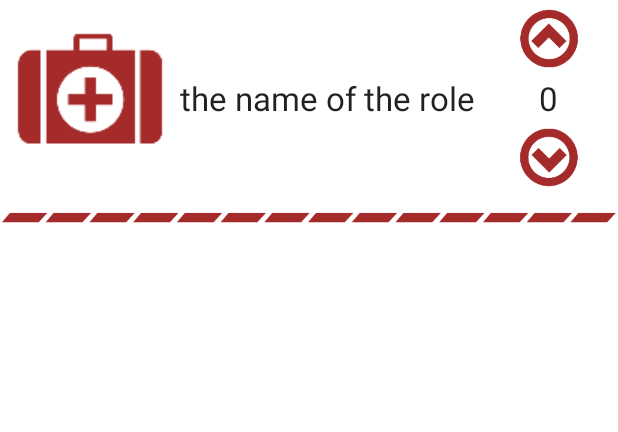
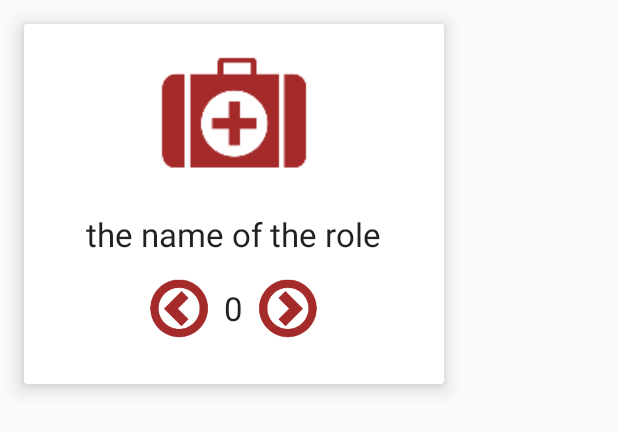
Before and after one commit to MateuszNaKodach/SocialMafia, an Android app: the layout player_role_choosing_layout.xml on its own in the app's theme, with its tools: preview values and no code run, on a phone screen of 412 x 824 dp. Shown: the top 432 px of the screen. Run offline under Robolectric (Android 15) with nearby library versions, the phone set to English and light mode, and no system bars.

Commit message:
Working roles list where role amount increases well and added roles decription with long click

```diff
--- a/app/src/main/java/pl/nowakprojects/socialmafia/mainmenuoptions/newgame/mafiagameclasses/PlayerRole.java
+++ b/app/src/main/java/pl/nowakprojects/socialmafia/mainmenuoptions/newgame/mafiagameclasses/PlayerRole.java
@@ -37,7 +37,7 @@ public class PlayerRole {
     ActionType actionType;
     int nightWakeHierarchyNumber;
 
-    int rolePlayersAmount=0;
+    public int rolePlayersAmount=0;
 
     public TextView roleAmount;
 
--- a/app/src/main/res/layout/player_role_choosing_layout.xml
+++ b/app/src/main/res/layout/player_role_choosing_layout.xml
@@ -1,7 +1,17 @@
 <?xml version="1.0" encoding="utf-8"?>
-<RelativeLayout xmlns:android="http://schemas.android.com/apk/res/android"
-    android:orientation="horizontal" android:layout_width="match_parent"
-    android:layout_height="match_parent"
+
+<android.support.v7.widget.CardView android:layout_width="280dp"
+    android:layout_height="240dp"
+    xmlns:app="http://schemas.android.com/apk/res-auto"
+    app:cardCornerRadius="@dimen/cardview_default_radius"
+    android:layout_margin="@dimen/activity_vertical_margin"
+    xmlns:android="http://schemas.android.com/apk/res/android"
+    app:cardElevation="8dp">
+
+
+<LinearLayout xmlns:android="http://schemas.android.com/apk/res/android"
+    android:orientation="vertical" android:layout_width="match_parent"
+    android:layout_height="wrap_content"
     android:background="@android:color/white">
 
     <ImageView
@@ -9,10 +19,7 @@
         android:layout_height="125dp"
         android:id="@+id/roleIcon"
         android:src="@drawable/icon_role_medic"
-        android:layout_alignParentTop="true"
-        android:layout_alignParentLeft="true"
-        android:layout_alignParentStart="true"
-        android:layout_marginLeft="10dp" />
+        android:layout_gravity="center_horizontal" />
 
     <TextView
         android:layout_width="wrap_content"
@@ -20,54 +27,51 @@
         android:textAppearance="?android:attr/textAppearanceLarge"
         android:text="the name of the role"
         android:id="@+id/roleName"
-        android:layout_marginBottom="45dp"
-        android:layout_alignBottom="@+id/roleIcon"
-        android:layout_alignParentLeft="true"
-        android:layout_alignParentStart="true"
-        android:layout_marginLeft="120dp" />
+        android:gravity="center_horizontal"
+        android:paddingLeft="10dp"
+        android:paddingRight="10dp"
+        android:layout_marginBottom="10dp"
+        android:layout_gravity="center_horizontal" />
+
+
+    <LinearLayout xmlns:android="http://schemas.android.com/apk/res/android"
+        android:orientation="horizontal" android:layout_width="match_parent"
+        android:layout_height="wrap_content"
+        android:background="@android:color/white"
+        android:layout_gravity="center"
+        android:gravity="center_vertical|center_horizontal">
+
+
+        <ImageButton
+            android:layout_width="40dp"
+            android:layout_height="50dp"
+            android:id="@+id/decreaseRoleAmountButton"
+            android:src="@drawable/menuarrowleft"
+            android:scaleType="fitCenter"
+            android:background="@null" />
 
         <TextView
             android:layout_width="wrap_content"
-        android:layout_height="wrap_content"
+            android:layout_height="match_parent"
             android:textAppearance="?android:attr/textAppearanceLarge"
             android:text="0"
             android:id="@+id/roleAmount"
-        android:layout_alignTop="@+id/roleName"
-        android:layout_alignParentRight="true"
-        android:layout_alignParentEnd="true"
-        android:layout_marginRight="40dp"
-        android:layout_marginEnd="40dp" />
+            android:gravity="center"
+            android:layout_marginLeft="10dp"
+            android:layout_marginRight="10dp" />
+
 
         <ImageButton
             android:layout_width="40dp"
             android:layout_height="50dp"
             android:id="@+id/increaseRoleAmountButton"
-        android:src="@drawable/menuarrowup"
+            android:src="@drawable/menuarrowright"
             android:scaleType="fitCenter"
-        android:background="@null"
-        android:layout_above="@+id/roleAmount"
-        android:layout_alignParentRight="true"
-        android:layout_alignParentEnd="true"
-        android:layout_marginRight="26dp" />
+            android:background="@null" />
 
-    <ImageButton
-        android:layout_width="40dp"
-        android:layout_height="50dp"
-        android:id="@+id/decreaseRoleAmountButton"
-        android:src="@drawable/menuarrowdown"
-        android:scaleType="fitCenter"
-        android:background="@null"
-        android:layout_below="@+id/roleAmount"
-        android:layout_alignLeft="@+id/increaseRoleAmountButton"
-        android:layout_alignStart="@+id/increaseRoleAmountButton" />
 
-    <ImageView
-        android:layout_width="wrap_content"
-        android:layout_height="wrap_content"
-        android:id="@+id/imageView"
-        android:src="@drawable/dottedline"
-        android:layout_below="@+id/decreaseRoleAmountButton"
-        android:layout_alignParentLeft="true"
-        android:layout_alignParentStart="true" />
+    </LinearLayout>
 
-</RelativeLayout>
+</LinearLayout>
+
+</android.support.v7.widget.CardView>
```
Also changed, not shown: app/src/main/java/pl/nowakprojects/socialmafia/mainmenuoptions/newgame/PlayerChoosingRoleAdapter.java (+43 -4 lines), app/src/main/java/pl/nowakprojects/socialmafia/mainmenuoptions/newgame/SelectPlayerRolesActivity.java (+17 -3 lines), app/src/main/res/layout/player_role_choosing_layout_old.xml (added, +75 -0 lines). Lines whose indentation alone changed are shown as unchanged.
